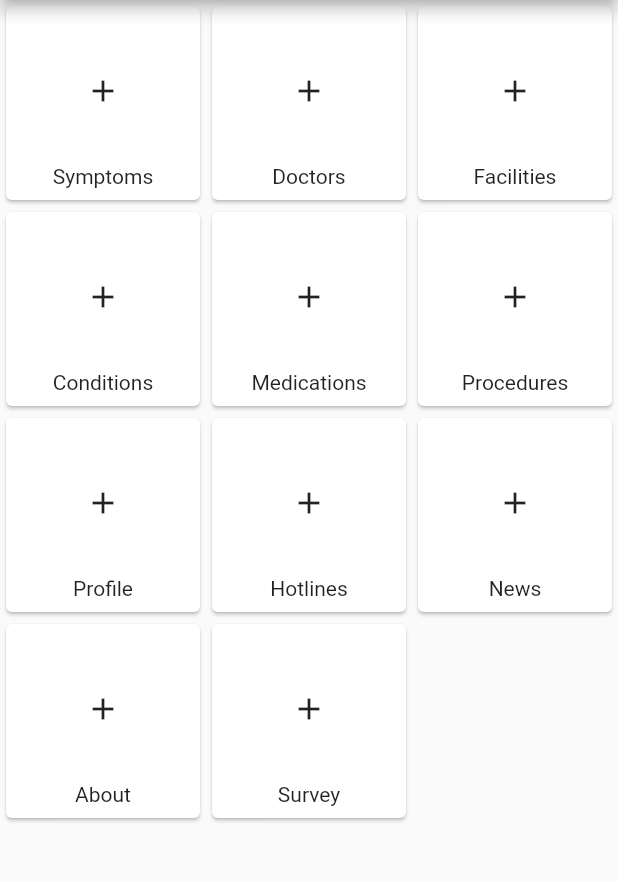
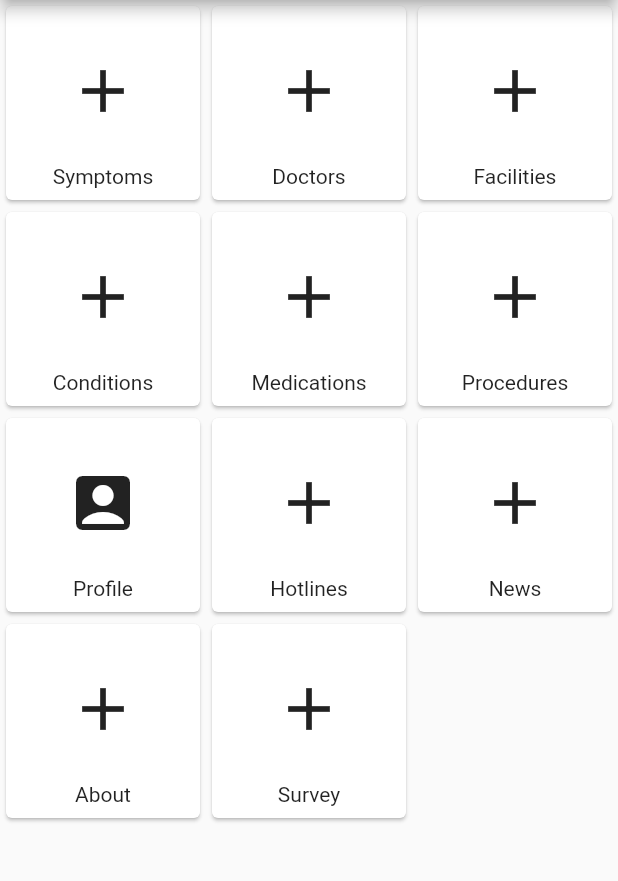
Before and after one commit to PatOConnor43/bastion, a Flutter app: the screen it shows after launch, on a phone screen of 412 x 824 dp, the part 84-965 px from its top. Run offline on Flutter 3.47's test engine with Material 2 defaults, Android fonts, the phone set to English and light mode, and no system bars.

Commit message:
Add route

```diff
--- a/lib/main.dart
+++ b/lib/main.dart
@@ -1,4 +1,6 @@
+import 'package:bastion/constants.dart';
 import 'package:bastion/widgets/navigation_tiles.dart';
+import 'package:bastion/widgets/profile_page.dart';
 import 'package:flutter/material.dart';
 
 void main() => runApp(Bastion());
@@ -8,6 +10,8 @@ class Bastion extends StatelessWidget {
   Widget build(BuildContext context) {
     return MaterialApp(
       title: 'Bastion',
+      initialRoute: '/',
+      routes: {RouteConstants.PROFILE: (context) => ProfilePage()},
       theme: ThemeData(
         primarySwatch: Colors.orange,
       ),
--- a/lib/widgets/navigation_tiles.dart
+++ b/lib/widgets/navigation_tiles.dart
@@ -1,10 +1,12 @@
+import 'package:bastion/constants.dart';
 import 'package:flutter/material.dart';
 
 class _CardInfo {
   final String label;
   final IconData icon;
+  final String route;
 
-  const _CardInfo(this.label, this.icon);
+  const _CardInfo(this.label, this.icon, {this.route = '/'});
 }
 
 class NavigationTiles extends StatelessWidget {
@@ -15,7 +17,7 @@ class NavigationTiles extends StatelessWidget {
     _CardInfo('Conditions', Icons.add),
     _CardInfo('Medications', Icons.add),
     _CardInfo('Procedures', Icons.add),
-    _CardInfo('Profile', Icons.add),
+    _CardInfo('Profile', Icons.account_box, route: RouteConstants.PROFILE),
     _CardInfo('Hotlines', Icons.add),
     _CardInfo('News', Icons.add),
     _CardInfo('About', Icons.add),
@@ -26,16 +28,31 @@ class NavigationTiles extends StatelessWidget {
   Widget build(BuildContext context) {
     return new GridView.count(
         crossAxisCount: 3,
-        children: INFO.map(_getCard).toList()
-        );
+        children: INFO.map((cardInfo) => _getCard(context, cardInfo)).toList());
   }
 
-  Widget _getCard(_CardInfo info) {
+  Widget _getCard(BuildContext context, _CardInfo info) {
     return Card(
-      child: Padding(
-        padding: const EdgeInsets.all(8.0),
-        child: Column(
-          children: <Widget>[Expanded(child: Icon(info.icon)), Text(info.label)],
+      child: InkWell(
+        onTap: () => info.route == '/'
+            ? showDialog(
+                context: context,
+                builder: (context) => AlertDialog(
+                      title: Text('Not Supported'),
+                    ))
+            : Navigator.pushNamed(context, info.route),
+        child: Padding(
+          padding: const EdgeInsets.all(8.0),
+          child: Column(
+            children: <Widget>[
+              Expanded(
+                  child: Icon(
+                info.icon,
+                size: 48.0,
+              )),
+              Text(info.label)
+            ],
+          ),
         ),
       ),
     );
```
Also changed, not shown: lib/widgets/profile_page.dart (+7 -2 lines).
